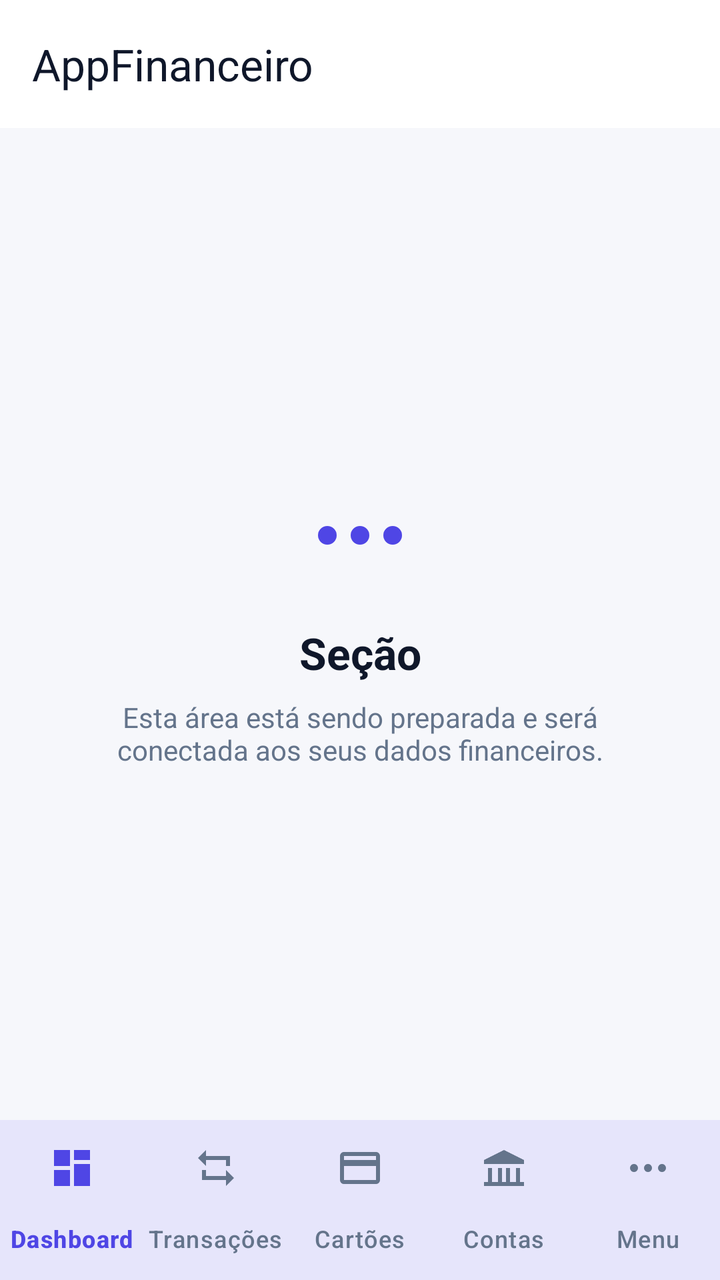
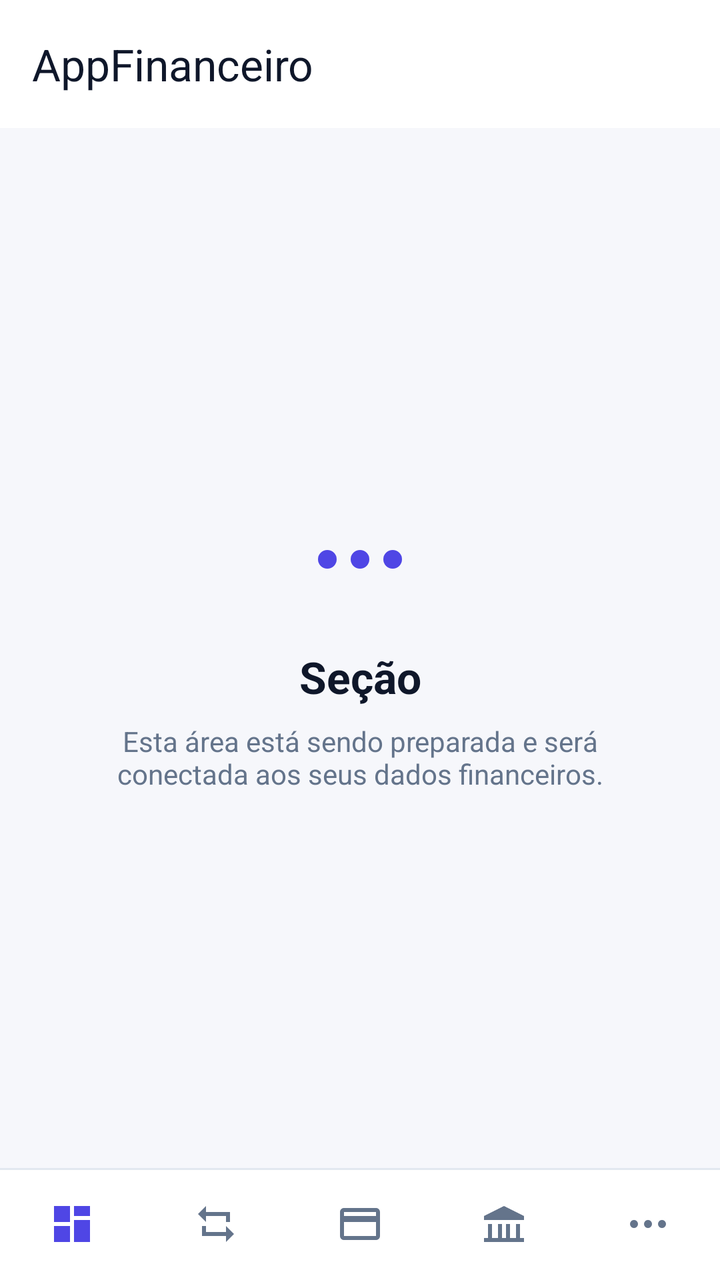

Two renders of the same Android screen: before a commit and after it. Below are the layout's source before the change and the commit's diff.
<!-- AndroidManifest.xml: activity theme Theme.Appfinanceiro -->
<!-- res/layout/activity_feature_destination.xml -->
<?xml version="1.0" encoding="utf-8"?>
<LinearLayout xmlns:android="http://schemas.android.com/apk/res/android"
    xmlns:app="http://schemas.android.com/apk/res-auto"
    android:layout_width="match_parent"
    android:layout_height="match_parent"
    android:background="?android:attr/colorBackground"
    android:orientation="vertical">

    <com.google.android.material.appbar.MaterialToolbar
        android:layout_width="match_parent"
        android:layout_height="?attr/actionBarSize"
        android:background="?attr/colorSurface"
        app:title="AppFinanceiro"
        app:titleTextColor="?attr/colorOnSurface" />

    <LinearLayout
        android:layout_width="match_parent"
        android:layout_height="0dp"
        android:layout_weight="1"
        android:gravity="center"
        android:orientation="vertical"
        android:padding="32dp">
        <ImageView
            android:layout_width="56dp"
            android:layout_height="56dp"
            android:layout_marginBottom="16dp"
            android:src="@drawable/ic_nav_menu"
            app:tint="?attr/colorPrimary" />
        <TextView
            android:id="@+id/featureTitle"
            android:layout_width="match_parent"
            android:layout_height="wrap_content"
            android:gravity="center"
            android:text="Seção"
            android:textColor="?attr/colorOnSurface"
            android:textSize="22sp"
            android:textStyle="bold" />
        <TextView
            android:layout_width="match_parent"
            android:layout_height="wrap_content"
            android:layout_marginTop="8dp"
            android:gravity="center"
            android:text="Esta área está sendo preparada e será conectada aos seus dados financeiros."
            android:textColor="?attr/colorOnSurfaceVariant"
            android:textSize="14sp" />
    </LinearLayout>

    <include layout="@layout/bottom_navigation" />
</LinearLayout>
<!-- res/layout/bottom_navigation.xml (included above) -->
<?xml version="1.0" encoding="utf-8"?>
<com.google.android.material.bottomnavigation.BottomNavigationView xmlns:android="http://schemas.android.com/apk/res/android"
    xmlns:app="http://schemas.android.com/apk/res-auto"
    android:id="@+id/bottomNavigation"
    android:layout_width="match_parent"
    android:layout_height="wrap_content"
    android:background="?attr/colorSurface"
    android:elevation="12dp"
    app:itemIconTint="@color/navigation_item_tint"
    app:itemTextColor="@color/navigation_item_tint"
    app:labelVisibilityMode="labeled"
    app:menu="@menu/menu_bottom_navigation" />
<!-- resources referenced by this layout -->
<resources>
  <!-- drawable ic_nav_menu (drawable) -->
  <vector xmlns:android="http://schemas.android.com/apk/res/android"
      android:width="24dp" android:height="24dp"
      android:viewportWidth="24" android:viewportHeight="24">
      <path android:fillColor="#FF000000" android:pathData="M5,10a2,2 0,1 0,0 4a2,2 0,0 0,0 -4zM12,10a2,2 0,1 0,0 4a2,2 0,0 0,0 -4zM19,10a2,2 0,1 0,0 4a2,2 0,0 0,0 -4z" />
  </vector>
  <style name="Theme.Appfinanceiro" parent="Theme.Appfinanceiro.Base">
          <item name="android:windowLightStatusBar">true</item>
          <item name="android:windowLightNavigationBar">true</item>
      </style>
  <color name="brand_primary">#FF4F46E5</color>
  <color name="on_brand">#FFFFFFFF</color>
  <color name="surface_variant">#FFEEF1F8</color>
  <color name="on_surface">#FF0F172A</color>
  <color name="brand_secondary">#FF0EA5E9</color>
  <color name="cta_primary">#FF047857</color>
  <color name="on_cta">#FFFFFFFF</color>
  <color name="surface">#FFFFFFFF</color>
  <color name="on_surface_variant">#FF64748B</color>
  <color name="surface_elevated">#FFFFFFFF</color>
  <color name="background">#FFF6F7FB</color>
  <color name="on_background">#FF0F172A</color>
  <color name="error">#FFDC2626</color>
  <color name="on_error">#FFFFFFFF</color>
  <color name="outline">#FFE2E8F0</color>
  <!-- unchanged entries left out for length: 1 -->
</resources>

<!-- the commit's change to res/layout/activity_feature_destination.xml (unified diff, before → after) -->
@@ -7,6 +7,7 @@
     android:orientation="vertical">
 
     <com.google.android.material.appbar.MaterialToolbar
+        style="@style/ModernToolbar"
         android:layout_width="match_parent"
         android:layout_height="?attr/actionBarSize"
         android:background="?attr/colorSurface"
@@ -54,9 +55,13 @@
     android:id="@+id/bottomNavigation"
     android:layout_width="match_parent"
     android:layout_height="wrap_content"
-    android:background="?attr/colorSurface"
-    android:elevation="12dp"
+    android:background="@drawable/bg_bottom_navigation"
+    android:elevation="8dp"
+    android:minHeight="56dp"
+    app:itemIconSize="24dp"
     app:itemIconTint="@color/navigation_item_tint"
+    app:itemPaddingBottom="6dp"
+    app:itemPaddingTop="6dp"
     app:itemTextColor="@color/navigation_item_tint"
-    app:labelVisibilityMode="labeled"
+    app:labelVisibilityMode="unlabeled"
     app:menu="@menu/menu_bottom_navigation" />
<!-- resource entries referenced after the edit -->
@@ -1,11 +1,34 @@
 <!-- resources referenced by this layout -->
 <resources>
+  <!-- drawable bg_bottom_navigation (drawable) -->
+  <?xml version="1.0" encoding="utf-8"?>
+  <layer-list xmlns:android="http://schemas.android.com/apk/res/android">
+      <item>
+          <shape android:shape="rectangle">
+              <solid android:color="?attr/colorSurface" />
+          </shape>
+      </item>
+      <item
+          android:height="1dp"
+          android:gravity="top">
+          <shape android:shape="rectangle">
+              <solid android:color="?attr/colorOutline" />
+          </shape>
+      </item>
+  </layer-list>
   <!-- drawable ic_nav_menu (drawable) -->
   <vector xmlns:android="http://schemas.android.com/apk/res/android"
       android:width="24dp" android:height="24dp"
       android:viewportWidth="24" android:viewportHeight="24">
       <path android:fillColor="#FF000000" android:pathData="M5,10a2,2 0,1 0,0 4a2,2 0,0 0,0 -4zM12,10a2,2 0,1 0,0 4a2,2 0,0 0,0 -4zM19,10a2,2 0,1 0,0 4a2,2 0,0 0,0 -4z" />
   </vector>
+  <style name="ModernToolbar" parent="Widget.Material3.Toolbar">
+          <item name="android:background">?attr/colorSurface</item>
+          <item name="android:elevation">0dp</item>
+          <item name="titleTextColor">?attr/colorOnSurface</item>
+          <item name="subtitleTextColor">?attr/colorOnSurfaceVariant</item>
+          <item name="navigationIconTint">?attr/colorPrimary</item>
+      </style>
   <style name="Theme.Appfinanceiro" parent="Theme.Appfinanceiro.Base">
           <item name="android:windowLightStatusBar">true</item>
           <item name="android:windowLightNavigationBar">true</item>
